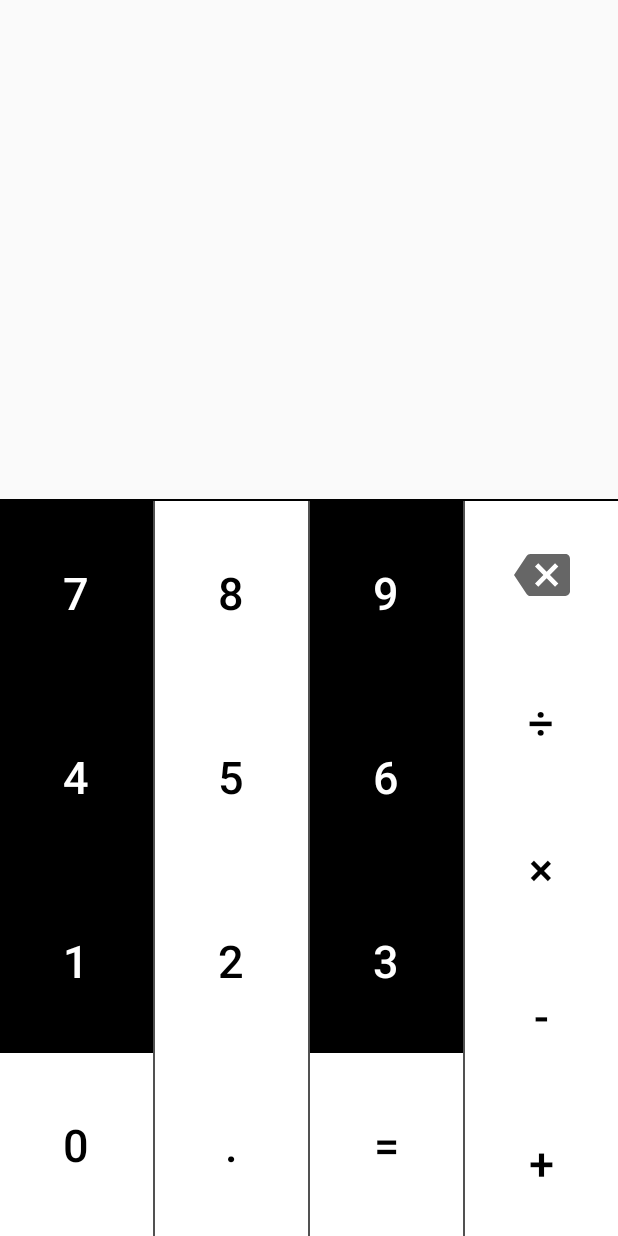
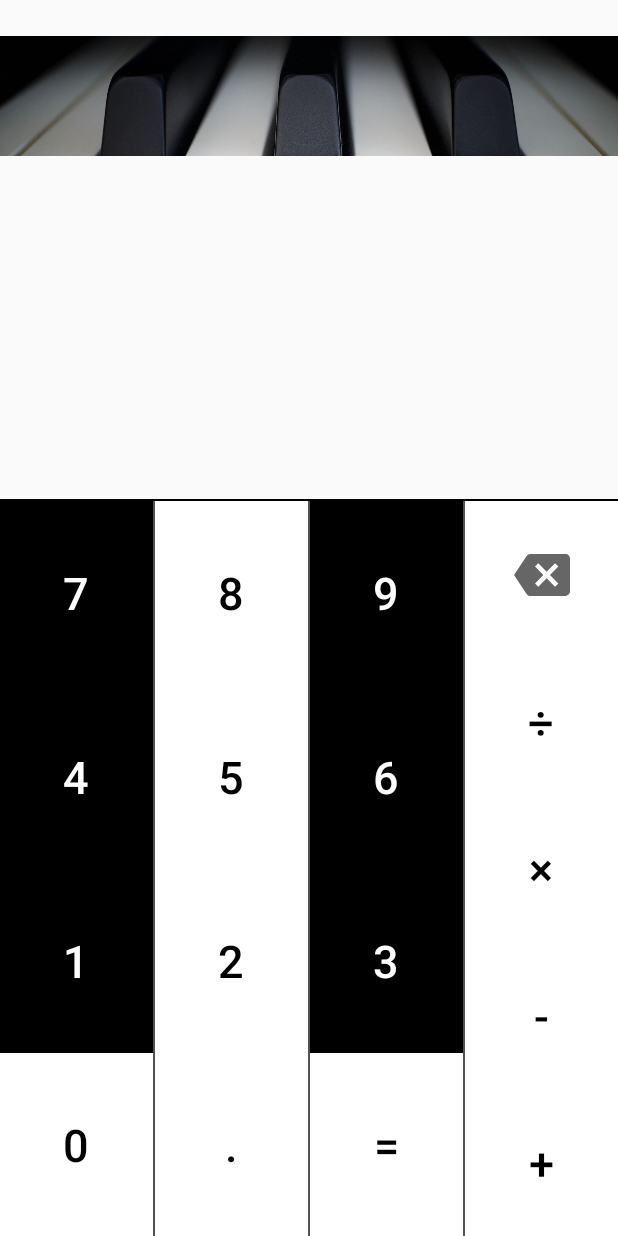
Before and after one commit to hayashi-h-s/CalculatorApp_android_java, an Android app: the layout activity_calc.xml on its own in the app's theme, with its tools: preview values and no code run, on a phone screen of 412 x 824 dp. Run offline under Robolectric (Android 15) with nearby library versions, the phone set to English and light mode, and no system bars.

Commit message:
[add]ピアノをテーマにしたUIに変更(変更中)

```diff
--- /dev/null
+++ b/CalculatorApp/app/src/main/res/drawable/ic_baseline_music_note_24.xml
@@ -0,0 +1,5 @@
+<vector android:height="40dp" android:tint="?attr/colorControlNormal"
+    android:viewportHeight="24" android:viewportWidth="24"
+    android:width="40dp" xmlns:android="http://schemas.android.com/apk/res/android">
+    <path android:fillColor="@android:color/white" android:pathData="M12,3v10.55c-0.59,-0.34 -1.27,-0.55 -2,-0.55 -2.21,0 -4,1.79 -4,4s1.79,4 4,4 4,-1.79 4,-4V7h4V3h-6z"/>
+</vector>
--- /dev/null
+++ b/CalculatorApp/app/src/main/res/drawable/ic_baseline_music_note_white40.xml
@@ -0,0 +1,5 @@
+<vector android:height="40dp" android:tint="#FFFFFF"
+    android:viewportHeight="24" android:viewportWidth="24"
+    android:width="40dp" xmlns:android="http://schemas.android.com/apk/res/android">
+    <path android:fillColor="@android:color/white" android:pathData="M12,3v10.55c-0.59,-0.34 -1.27,-0.55 -2,-0.55 -2.21,0 -4,1.79 -4,4s1.79,4 4,4 4,-1.79 4,-4V7h4V3h-6z"/>
+</vector>
--- a/CalculatorApp/app/src/main/res/layout/activity_calc.xml
+++ b/CalculatorApp/app/src/main/res/layout/activity_calc.xml
@@ -10,13 +10,25 @@
         android:layout_width="wrap_content"
         android:layout_height="wrap_content"
         android:orientation="horizontal"
-        app:layout_constraintGuide_begin="75dp" />
+        app:layout_constraintGuide_begin="0dp" />
+
+    <ImageView
+        android:id="@+id/imageView"
+        android:layout_width="match_parent"
+        android:layout_height="80dp"
+        android:scaleType="centerCrop"
+        app:layout_constraintBottom_toTopOf="@+id/tvFormula"
+        app:layout_constraintEnd_toEndOf="parent"
+        app:layout_constraintHorizontal_bias="0.0"
+        app:layout_constraintStart_toStartOf="parent"
+        app:layout_constraintTop_toTopOf="@+id/guideline"
+        tools:srcCompat="@drawable/piano" />
 
     <TextView
         android:id="@+id/tvFormula"
         android:layout_width="match_parent"
         android:layout_height="90dp"
-        android:layout_marginBottom="550dp"
+        android:layout_marginBottom="480dp"
         android:autoSizeMinTextSize="17dp"
         android:autoSizeTextType="uniform"
         android:gravity="center|end"
@@ -36,7 +48,7 @@
         android:id="@+id/tvResult"
         android:layout_width="match_parent"
         android:layout_height="60dp"
-        android:layout_marginBottom="20dp"
+        android:layout_marginBottom="0dp"
         android:text="@string/formula_text"
         android:gravity="center|end"
         android:paddingLeft="25dp"
@@ -327,4 +339,6 @@
         </LinearLayout>
     </LinearLayout>
 
+
+
 </androidx.constraintlayout.widget.ConstraintLayout>
```
Also changed, not shown: CalculatorApp/app/src/main/res/drawable/note.png (added), CalculatorApp/app/src/main/res/drawable/piano.jpg (added).
